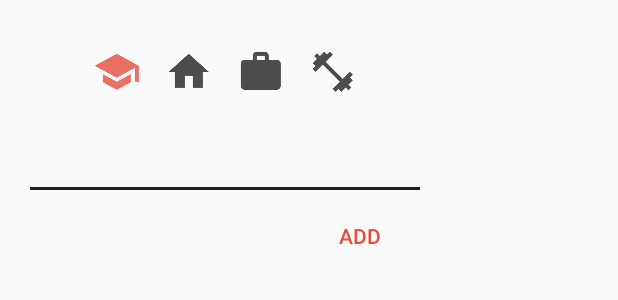
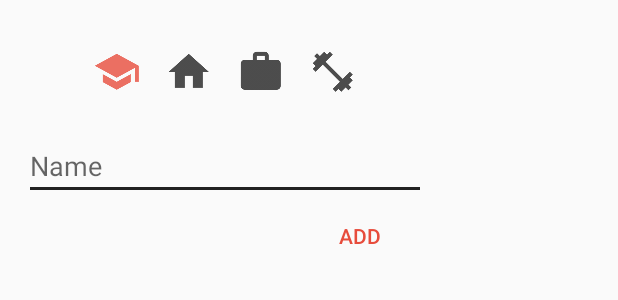
Before and after one commit to Andonichc/bcng, an Android app: the layout dialog_favorite_add.xml on its own in the app's theme, with its tools: preview values and no code run, on a phone screen of 412 x 824 dp. Shown: the top 300 px of the screen. Run offline under Robolectric (Android 15) with nearby library versions, the light colour scheme and no system bars.

Commit message:
Added hint

```diff
--- a/app/src/main/res/layout/dialog_favorite_add.xml
+++ b/app/src/main/res/layout/dialog_favorite_add.xml
@@ -63,6 +63,7 @@
         android:id="@+id/etName"
         android:layout_width="match_parent"
         android:layout_height="wrap_content"
+        android:hint="@string/name"
         android:layout_marginTop="@dimen/medium_margin"
         android:textCursorDrawable="@drawable/cursor"
         app:backgroundTint="@color/black"
--- a/app/src/main/res/values/strings.xml
+++ b/app/src/main/res/values/strings.xml
@@ -1,3 +1,4 @@
+<?xml version="1.0" encoding="utf-8"?>
 <resources>
     <string name="app_name">BCNg</string>
     <string name="action_change_view">Change view</string>
@@ -8,4 +9,5 @@
     <string name="delete">delete</string>
     <string name="cancel">Cancel</string>
     <string name="error_generic">Something went wrong, please try again later!</string>
+    <string name="name">Name</string>
 </resources>
```
Also changed, not shown: 2 other files.
